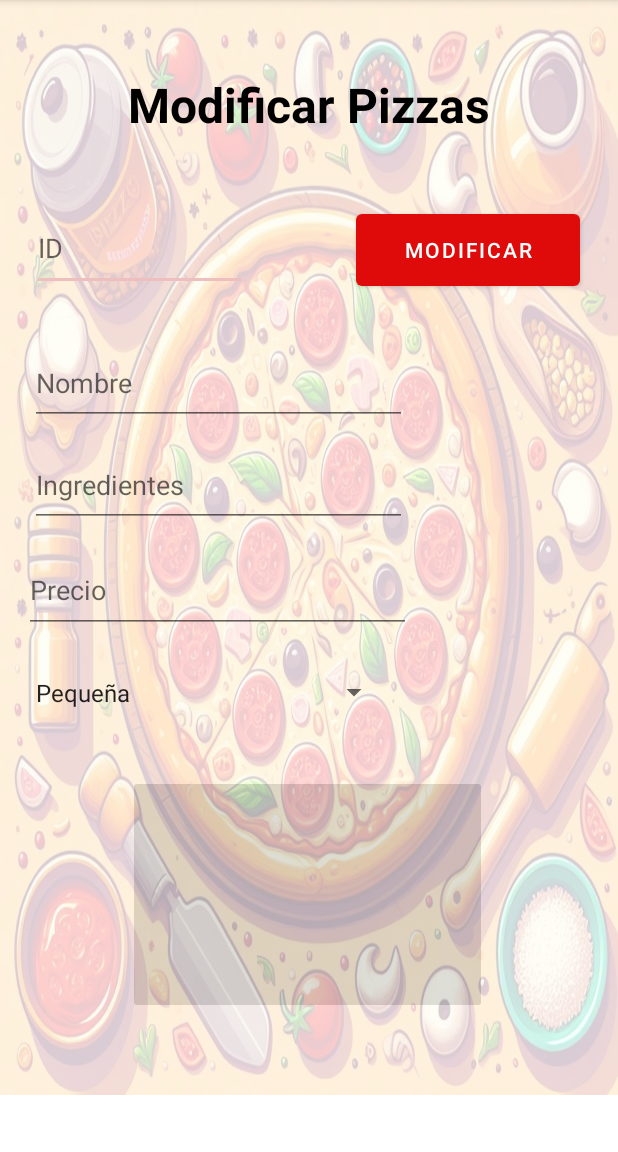
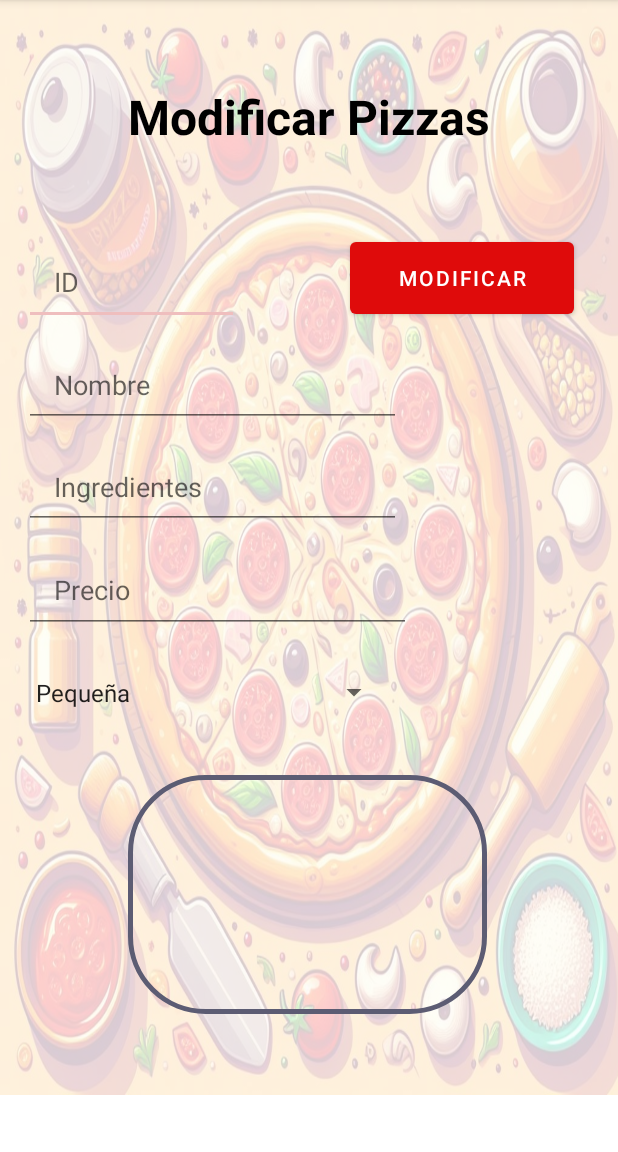
Before and after one commit to Jesuslavado/ProyectoTelepizza, an Android app: the ModificarActivity screen opened directly, with no data from a screen before it, on a phone screen of 412 x 824 dp, the part 84-1236 px from its top. Run offline under Robolectric (Android 15) with nearby library versions, the phone set to English and light mode, and no system bars; our stand-ins replace Firebase (no records; nobody signed in at launch, a user with empty details on screens opened directly).

Commit message:
Proyecto Finalizado

```diff
--- a/app/src/main/java/com/example/proyectotelepizza/adapter/ProductoViewHolder.kt
+++ b/app/src/main/java/com/example/proyectotelepizza/adapter/ProductoViewHolder.kt
@@ -1,3 +1,4 @@
+import android.util.Log
 import android.view.View
 import androidx.recyclerview.widget.RecyclerView
 import com.bumptech.glide.Glide
@@ -25,4 +26,5 @@ class ProductoViewHolder(view: View) : RecyclerView.ViewHolder(view) {
             .load(ofertasModel.Imagen)
             .into(binding.fotooferta)
     }
+
 }
--- /dev/null
+++ b/app/src/main/res/drawable/borde.xml
@@ -0,0 +1,23 @@
+<?xml version="1.0" encoding="utf-8"?>
+<selector xmlns:android="http://schemas.android.com/apk/res/android">
+    <item android:state_enabled="true" android:state_focused="true">
+        <shape android:shape="rectangle">
+            <solid android:color="#30EDEDED"/>
+            <corners android:radius="50dp"/>
+            <stroke android:color="@color/white" android:width="2dp" />
+        </shape>
+    </item>
+
+    <item android:state_enabled="true">
+        <shape xmlns:android="http://schemas.android.com/apk/res/android"
+            android:shape="rectangle">
+            <stroke
+                android:width="3dp"
+                android:color="#5C5C73" />
+            <corners
+                android:radius="8dp" />
+            solid android:color="#30FFFFFF"/>
+            <corners android:radius="50dp"/>
+        </shape>
+    </item>
+</selector>
--- a/app/src/main/res/layout/activity_eliminar.xml
+++ b/app/src/main/res/layout/activity_eliminar.xml
@@ -37,7 +37,7 @@
         android:layout_width="189dp"
         android:layout_height="60dp"
         android:layout_marginStart="114dp"
-        android:layout_marginTop="100dp"
+        android:layout_marginTop="80dp"
         android:layout_marginEnd="115dp"
         android:text="ELIMINAR"
         app:layout_constraintEnd_toEndOf="parent"
--- a/app/src/main/res/layout/activity_inicio.xml
+++ b/app/src/main/res/layout/activity_inicio.xml
@@ -11,6 +11,7 @@
         android:id="@+id/recycler"
         android:layout_width="415dp"
         android:layout_height="657dp"
+        android:layout_marginBottom="10dp"
         app:layout_constraintBottom_toBottomOf="parent"
         app:layout_constraintEnd_toEndOf="parent"
         app:layout_constraintStart_toStartOf="parent"
--- a/app/src/main/res/layout/activity_insertar.xml
+++ b/app/src/main/res/layout/activity_insertar.xml
@@ -6,19 +6,6 @@
     android:layout_width="match_parent"
     android:layout_height="match_parent"
     tools:context=".InsertarActivity">
-
-    <ImageView
-        android:id="@+id/fondo"
-        android:layout_width="414dp"
-        android:layout_height="730dp"
-        android:alpha="0.3"
-        android:background="@drawable/foto_insertar"
-        app:layout_constraintBottom_toBottomOf="parent"
-        app:layout_constraintEnd_toEndOf="parent"
-        app:layout_constraintHorizontal_bias="0.0"
-        app:layout_constraintStart_toStartOf="parent"
-        app:layout_constraintTop_toTopOf="parent"
-        app:layout_constraintVertical_bias="0.0" />
 
     <TextView
         android:id="@+id/textView2"
@@ -42,9 +29,25 @@
         android:ems="10"
         android:hint="Nombre"
         android:inputType="text"
+        android:paddingLeft="20dp"
+        android:paddingRight="20dp"
         app:layout_constraintEnd_toStartOf="@+id/Iingredientes"
         app:layout_constraintStart_toStartOf="parent"
         app:layout_constraintTop_toBottomOf="@+id/textView2" />
+
+
+    <ImageView
+        android:id="@+id/fondo"
+        android:layout_width="414dp"
+        android:layout_height="730dp"
+        android:alpha="0.3"
+        android:background="@drawable/foto_insertar"
+        app:layout_constraintBottom_toBottomOf="parent"
+        app:layout_constraintEnd_toEndOf="parent"
+        app:layout_constraintHorizontal_bias="0.0"
+        app:layout_constraintStart_toStartOf="parent"
+        app:layout_constraintTop_toTopOf="parent"
+        app:layout_constraintVertical_bias="0.0" />
 
     <EditText
         android:id="@+id/Iid"
@@ -54,6 +57,8 @@
         android:ems="10"
         android:hint="ID"
         android:inputType="number"
+        android:paddingLeft="20dp"
+        android:paddingRight="20dp"
         app:layout_constraintEnd_toStartOf="@+id/Iingredientes"
         app:layout_constraintHorizontal_bias="1.0"
         app:layout_constraintStart_toStartOf="parent"
@@ -67,6 +72,8 @@
         android:ems="10"
         android:inputType="text"
         android:hint="Ingredientes"
+        android:paddingLeft="20dp"
+        android:paddingRight="20dp"
         app:layout_constraintEnd_toEndOf="parent"
         app:layout_constraintStart_toEndOf="@+id/Inombre"
         app:layout_constraintTop_toBottomOf="@+id/textView2" />
@@ -76,6 +83,7 @@
         android:layout_width="274dp"
         android:layout_height="56dp"
         android:layout_marginTop="20dp"
+
         app:layout_constraintEnd_toEndOf="parent"
         app:layout_constraintHorizontal_bias="0.496"
         app:layout_constraintStart_toStartOf="parent"
@@ -87,6 +95,8 @@
         android:layout_height="53dp"
         android:ems="10"
         android:hint="Precio"
+        android:paddingLeft="20dp"
+        android:paddingRight="20dp"
         android:inputType="numberDecimal"
         app:layout_constraintBottom_toTopOf="@+id/Iingredientes"
         app:layout_constraintEnd_toEndOf="parent"
@@ -100,6 +110,7 @@
         android:layout_marginStart="119dp"
         android:layout_marginTop="58dp"
         android:layout_marginEnd="140dp"
+        android:background="@drawable/borde"
         android:contentDescription="Imagen de la pizza"
         app:layout_constraintEnd_toEndOf="parent"
         app:layout_constraintHorizontal_bias="0.379"
--- a/app/src/main/res/layout/activity_modificar.xml
+++ b/app/src/main/res/layout/activity_modificar.xml
@@ -6,18 +6,6 @@
     android:layout_height="match_parent"
     tools:context=".ModificarActivity">
 
-
-    <ImageButton
-        android:id="@+id/mimagen"
-        android:layout_width="239dp"
-        android:layout_height="159dp"
-        android:layout_marginStart="85dp"
-        android:layout_marginTop="27dp"
-        android:layout_marginEnd="87dp"
-        android:contentDescription="Imagen de la pizza"
-        app:layout_constraintEnd_toEndOf="parent"
-        app:layout_constraintStart_toStartOf="parent"
-        app:layout_constraintTop_toBottomOf="@+id/mtamano" />
 
     <ImageView
         android:id="@+id/fondo"
@@ -32,18 +20,30 @@
         app:layout_constraintTop_toTopOf="parent"
         app:layout_constraintVertical_bias="0.0" />
 
+    <ImageButton
+        android:id="@+id/mimagen"
+        android:layout_width="239dp"
+        android:layout_height="159dp"
+        android:layout_marginStart="85dp"
+        android:layout_marginTop="27dp"
+        android:layout_marginEnd="87dp"
+        android:background="@drawable/borde"
+        android:contentDescription="Imagen de la pizza"
+        app:layout_constraintEnd_toEndOf="parent"
+        app:layout_constraintStart_toStartOf="parent"
+        app:layout_constraintTop_toBottomOf="@+id/mtamano" />
+
     <TextView
         android:id="@+id/textView2"
         android:layout_width="wrap_content"
         android:layout_height="wrap_content"
         android:layout_gravity="center"
-        android:layout_marginTop="48dp"
+        android:layout_marginTop="56dp"
         android:text="Modificar Pizzas"
         android:textColor="@color/black"
         android:textSize="32sp"
         android:textStyle="bold"
         app:layout_constraintEnd_toEndOf="parent"
-        app:layout_constraintHorizontal_bias="0.5"
         app:layout_constraintStart_toStartOf="parent"
         app:layout_constraintTop_toTopOf="parent" />
 
@@ -51,11 +51,13 @@
         android:id="@+id/mid"
         android:layout_width="143dp"
         android:layout_height="57dp"
-        android:layout_marginStart="21dp"
-        android:layout_marginTop="45dp"
+        android:layout_marginStart="16dp"
+        android:layout_marginTop="60dp"
         android:ems="10"
         android:hint="ID"
         android:inputType="text"
+        android:paddingLeft="20dp"
+        android:paddingRight="20dp"
         app:layout_constraintStart_toStartOf="parent"
         app:layout_constraintTop_toBottomOf="@+id/textView2" />
 
@@ -63,25 +65,29 @@
         android:id="@+id/mnombre"
         android:layout_width="251dp"
         android:layout_height="56dp"
-        android:layout_marginStart="20dp"
-        android:layout_marginTop="136dp"
+        android:layout_marginStart="16dp"
+        android:layout_marginTop="12dp"
         android:ems="10"
         android:hint="Nombre"
         android:inputType="text"
+        android:paddingLeft="20dp"
+        android:paddingRight="20dp"
         app:layout_constraintStart_toStartOf="parent"
-        app:layout_constraintTop_toBottomOf="@+id/textView2" />
+        app:layout_constraintTop_toBottomOf="@+id/mid" />
 
     <EditText
         android:id="@+id/mingredientes"
         android:layout_width="251dp"
         android:layout_height="56dp"
-        android:layout_marginStart="20dp"
-        android:layout_marginTop="204dp"
+        android:layout_marginStart="16dp"
+        android:layout_marginTop="12dp"
         android:ems="10"
         android:hint="Ingredientes"
         android:inputType="text"
+        android:paddingLeft="20dp"
+        android:paddingRight="20dp"
         app:layout_constraintStart_toStartOf="parent"
-        app:layout_constraintTop_toBottomOf="@+id/textView2" />
+        app:layout_constraintTop_toBottomOf="@+id/mnombre" />
 
     <Spinner
         android:id="@+id/mtamano"
@@ -97,10 +103,12 @@
         android:layout_width="258dp"
         android:layout_height="57dp"
         android:layout_marginStart="16dp"
-        android:layout_marginTop="13dp"
+        android:layout_marginTop="12dp"
         android:ems="10"
         android:hint="Precio"
         android:inputType="numberDecimal"
+        android:paddingLeft="20dp"
+        android:paddingRight="20dp"
         app:layout_constraintStart_toStartOf="parent"
         app:layout_constraintTop_toBottomOf="@+id/mingredientes" />
 
@@ -108,10 +116,10 @@
         android:id="@+id/bmodificar"
         android:layout_width="149dp"
         android:layout_height="60dp"
-        android:layout_marginTop="45dp"
+        android:layout_marginTop="56dp"
         android:text="MODIFICAR"
         app:layout_constraintEnd_toEndOf="parent"
-        app:layout_constraintHorizontal_bias="0.904"
+        app:layout_constraintHorizontal_bias="0.889"
         app:layout_constraintStart_toStartOf="parent"
         app:layout_constraintTop_toBottomOf="@+id/textView2" />
 
--- a/app/src/main/res/layout/item_ofertas.xml
+++ b/app/src/main/res/layout/item_ofertas.xml
@@ -76,5 +76,6 @@
             app:layout_constraintEnd_toEndOf="parent"
             app:layout_constraintStart_toStartOf="parent"
             app:layout_constraintTop_toBottomOf="@+id/precio" />
+
     </androidx.constraintlayout.widget.ConstraintLayout>
 </androidx.cardview.widget.CardView>
```
